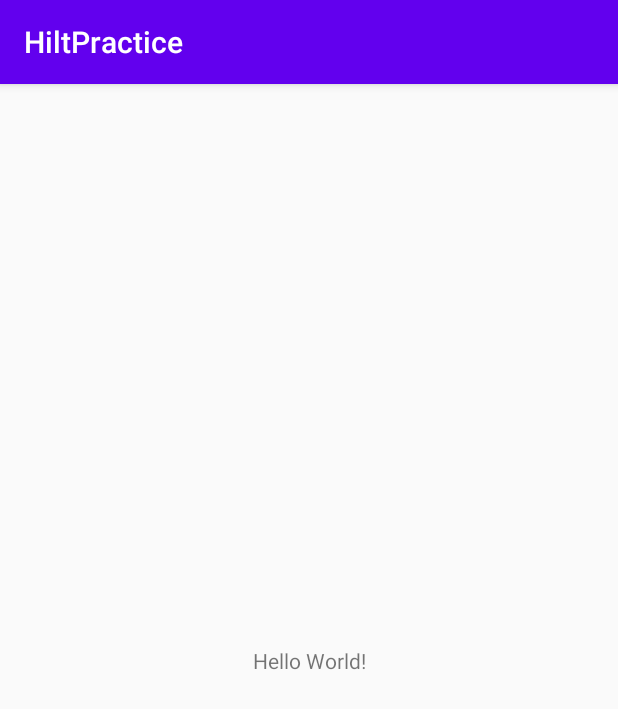
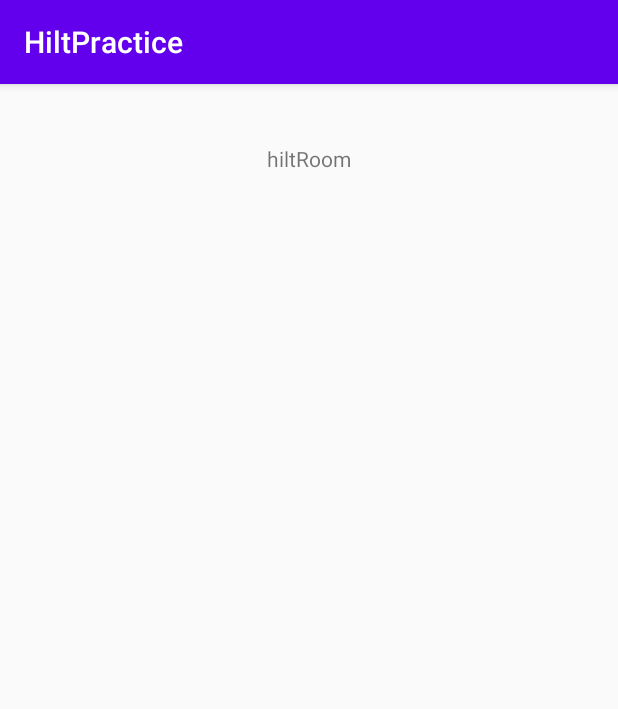
Before and after one commit to kalusyu/BigFrontEnd-Kotlin, an Android app: the screen it shows after launch (MainActivity), on a phone screen of 412 x 824 dp. Shown: the top 709 px of the screen. Run offline under Robolectric (Android 15) with nearby library versions, the phone set to English and light mode, and no system bars; our stand-ins replace Dagger/Hilt's generated code.

Commit message:
[hilt] hilt room demo

```diff
--- a/app/build.gradle
+++ b/app/build.gradle
@@ -20,7 +20,7 @@ android {
             }
         }
         ndk {
-            abiFilters 'arm64-v8a','armeabi-v7a'
+            abiFilters 'arm64-v8a','armeabi-v7a','x86'
         }
 
         // renderscript support
--- a/hiltpractice/src/main/java/com/kalusyu/hiltpractice/MainActivity.kt
+++ b/hiltpractice/src/main/java/com/kalusyu/hiltpractice/MainActivity.kt
@@ -2,14 +2,22 @@ package com.kalusyu.hiltpractice
 
 import androidx.appcompat.app.AppCompatActivity
 import android.os.Bundle
+import androidx.activity.viewModels
+import com.kalusyu.hiltpractice.hilt.HiltViewModel
 import dagger.hilt.android.AndroidEntryPoint
+import kotlinx.android.synthetic.main.activity_main.*
 
 
 @AndroidEntryPoint
 class MainActivity : AppCompatActivity() {
 
+    private val viewModel:HiltViewModel by viewModels()
+
     override fun onCreate(savedInstanceState: Bundle?) {
         super.onCreate(savedInstanceState)
         setContentView(R.layout.activity_main)
+        tvHilt.setOnClickListener {
+            viewModel.insert()
+        }
     }
 }
--- a/hiltpractice/src/main/res/layout/activity_main.xml
+++ b/hiltpractice/src/main/res/layout/activity_main.xml
@@ -7,12 +7,14 @@
     tools:context=".MainActivity">
 
     <TextView
-        android:layout_width="wrap_content"
-        android:layout_height="wrap_content"
-        android:text="Hello World!"
-        app:layout_constraintBottom_toBottomOf="parent"
-        app:layout_constraintLeft_toLeftOf="parent"
-        app:layout_constraintRight_toRightOf="parent"
+        android:id="@+id/tvHilt"
+        android:layout_width="0dp"
+        android:layout_height="100dp"
+        android:gravity="center"
+        android:text="hiltRoom"
+        app:layout_constraintEnd_toEndOf="parent"
+        app:layout_constraintStart_toStartOf="parent"
         app:layout_constraintTop_toTopOf="parent" />
 
+
 </androidx.constraintlayout.widget.ConstraintLayout>
```
Also changed, not shown: hiltpractice/build.gradle (+39 -2 lines), hiltpractice/src/main/java/com/kalusyu/hiltpractice/hilt/AppDataBase.kt (added, +20 -0 lines), hiltpractice/src/main/java/com/kalusyu/hiltpractice/hilt/HiltViewModel.kt (added, +24 -0 lines), hiltpractice/src/main/java/com/kalusyu/hiltpractice/hilt/PersonDao.kt (added, +12 -0 lines), hiltpractice/src/main/java/com/kalusyu/hiltpractice/hilt/PersonEntity.kt (added, +19 -0 lines), hiltpractice/src/main/java/com/kalusyu/hiltpractice/hilt/RoomModule.kt (added, +36 -0 lines).
